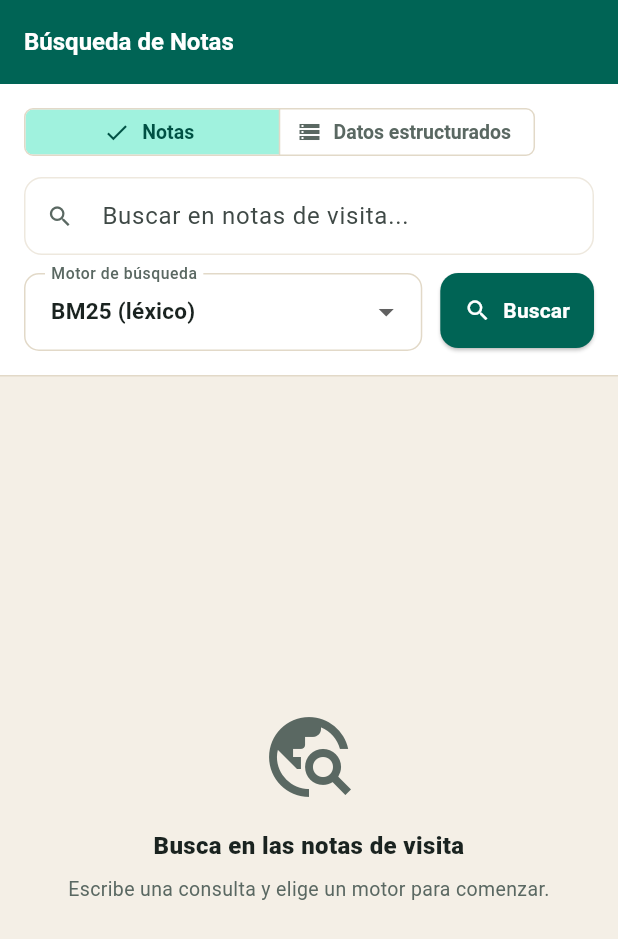
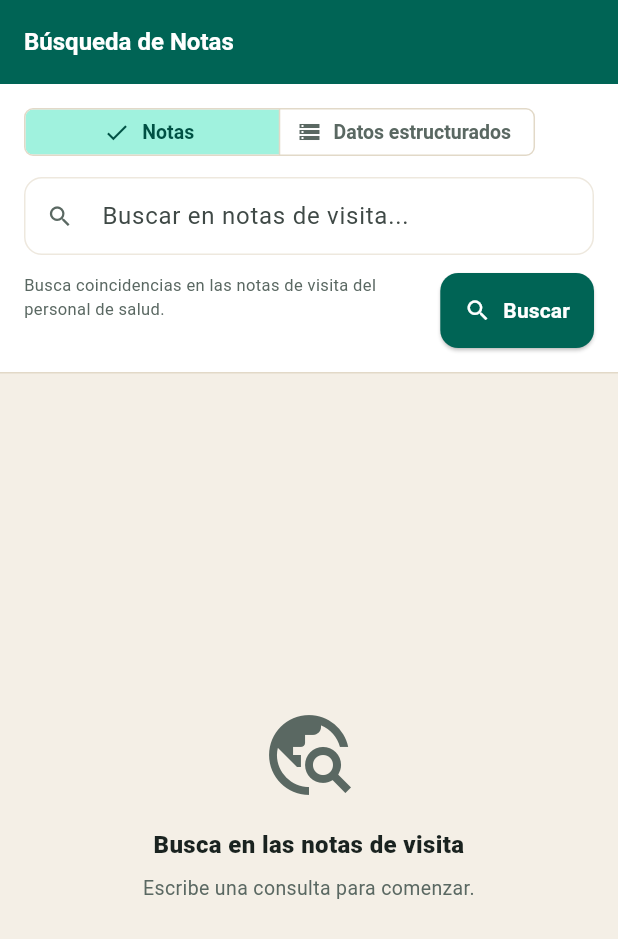
Before and after one commit to IDS-HUGO/SUMS_MOBILE, a Flutter app: the BusquedaPage screen opened by its route, on a phone screen of 412 x 824 dp. Shown: the top 939 px of the screen. Run offline on Flutter 3.47's test engine with Material 3 defaults, Android fonts, the phone set to English and light mode, and no system bars; our stand-ins replace connectivity_plus, drift, file_picker, flutter_riverpod, flutter_secure_storage, get_it and 2 more; missing offline and left inert: encrypt, flutter_jailbreak_detection, workmanager; accounts and stored records are empty; generated files the repository leaves out were written again; Roboto replaces fonts that are missing (Arial); statements that could not run were skipped.

Commit message:
feat: implementacion de censo vivo y simplificacion de busqueda de notas

```diff
--- a/lib/features/admin/presentation/pages/admin_cedula_form_page.dart
+++ b/lib/features/admin/presentation/pages/admin_cedula_form_page.dart
@@ -143,15 +143,15 @@ class _AdminCedulaFormPageState extends ConsumerState<AdminCedulaFormPage> {
                             border: OutlineInputBorder(),
                           ),
                           items: const [
-                            DropdownMenuItem(
+                            DropdownMenuItem<String>(
                               value: 'abierta',
                               child: Text('Abierta'),
                             ),
-                            DropdownMenuItem(
+                            DropdownMenuItem<String>(
                               value: 'borrador',
                               child: Text('Borrador'),
                             ),
-                            DropdownMenuItem(
+                            DropdownMenuItem<String>(
                               value: 'cerrada',
                               child: Text('Cerrada'),
                             ),
--- a/lib/features/auth/presentation/pages/login_page.dart
+++ b/lib/features/auth/presentation/pages/login_page.dart
@@ -60,6 +60,11 @@ class _LoginPageState extends ConsumerState<LoginPage> {
     );
     if (!mounted) return;
     if (success) {
+      if (Platform.isAndroid) {
+        try {
+          platform.invokeMethod('unsecureScreen');
+        } catch (_) {}
+      }
       await _showSuccessDialog();
       if (!mounted) return;
       context.go(viewModel.homeRoute);
--- a/lib/features/busqueda/presentation/pages/busqueda_page.dart
+++ b/lib/features/busqueda/presentation/pages/busqueda_page.dart
@@ -133,33 +133,18 @@ class _BusquedaPageState extends ConsumerState<BusquedaPage> {
           Row(
             crossAxisAlignment: CrossAxisAlignment.start,
             children: [
-              if (vm.modo == ModoBusqueda.notas)
-                Expanded(
-                  child: DropdownButtonFormField<String>(
-                    value: vm.motorSeleccionado,
-                    isExpanded: true,
-                    decoration: const InputDecoration(
-                      labelText: 'Motor de búsqueda',
-                      isDense: true,
-                    ),
-                    items: BusquedaViewModel.motoresDisponibles
-                        .map(
-                          (m) => DropdownMenuItem(
-                            value: m,
-                            child: Text(_motorLabel(m)),
-                          ),
-                        )
-                        .toList(),
-                    onChanged: (m) {
-                      if (m != null) vm.setMotor(m);
-                    },
+              if (vm.modo == ModoBusqueda.estructurado)
+                const Expanded(
+                  child: Text(
+                    'Filtra por vacunas, embarazo, nutrición, mascotas o '
+                    'colonia/calle -- no es búsqueda por similitud de texto.',
+                    style: TextStyle(fontSize: 11, color: AppColors.muted),
                   ),
                 )
               else
                 const Expanded(
                   child: Text(
-                    'Filtra por vacunas, embarazo, nutrición, mascotas o '
-                    'colonia/calle -- no es búsqueda por similitud de texto.',
+                    'Busca coincidencias en las notas de visita del personal de salud.',
                     style: TextStyle(fontSize: 11, color: AppColors.muted),
                   ),
                 ),
@@ -196,18 +181,6 @@ class _BusquedaPageState extends ConsumerState<BusquedaPage> {
     );
   }
 
-  String _motorLabel(String motor) {
-    switch (motor) {
-      case 'bm25':
-        return 'BM25 (léxico)';
-      case 'tfidf':
-        return 'TF-IDF (léxico)';
-      case 'semantico':
-        return 'Semántico (IA)';
-      default:
-        return motor;
-    }
-  }
 
   Widget _buildContenido(BusquedaViewModel vm) {
     if (vm.isLoading) {
@@ -221,7 +194,7 @@ class _BusquedaPageState extends ConsumerState<BusquedaPage> {
             ? 'Busca en las notas de visita'
             : 'Filtra cédulas por datos estructurados',
         mensaje: vm.modo == ModoBusqueda.notas
-            ? 'Escribe una consulta y elige un motor para comenzar.'
+            ? 'Escribe una consulta para comenzar.'
             : 'Ej. "sarampión", "sin vacunar", "mascotas", "embarazo", '
                 'o una colonia/calle conocida.',
       );
@@ -231,10 +204,10 @@ class _BusquedaPageState extends ConsumerState<BusquedaPage> {
       if (vm.motorNoDisponible) {
         return _buildEstadoVacio(
           icon: Icons.cloud_off_outlined,
-          titulo: 'Motor no disponible',
+          titulo: 'Servicio no disponible',
           mensaje: vm.errorMessage ??
-              'El motor de búsqueda seleccionado no está disponible en '
-                  'este momento. Intenta con BM25 o TF-IDF.',
+              'El servicio de búsqueda no está disponible en '
+                  'este momento. Intenta más tarde.',
           color: AppColors.muted,
         );
       }
```
Also changed, not shown: lib/features/admin/presentation/pages/admin_cedula_detail_page.dart (+11 -1 lines), lib/features/cedula_orquestador/data/repositories/cedula_repository_impl.dart (+36 -24 lines), lib/features/cedula_orquestador/presentation/pages/cedula_form_page.dart (+0 -15 lines), lib/features/integrantes/presentation/viewmodels/integrantes_viewmodel.dart (+29 -22 lines), lib/features/integrantes/presentation/widgets/integrantes_step_widget.dart (+4 -14 lines), lib/features/vacunacion/presentation/widgets/vacunacion_step_widget.dart (+9 -16 lines), lib/shared/utils/age_calculator.dart (added, +55 -0 lines).
